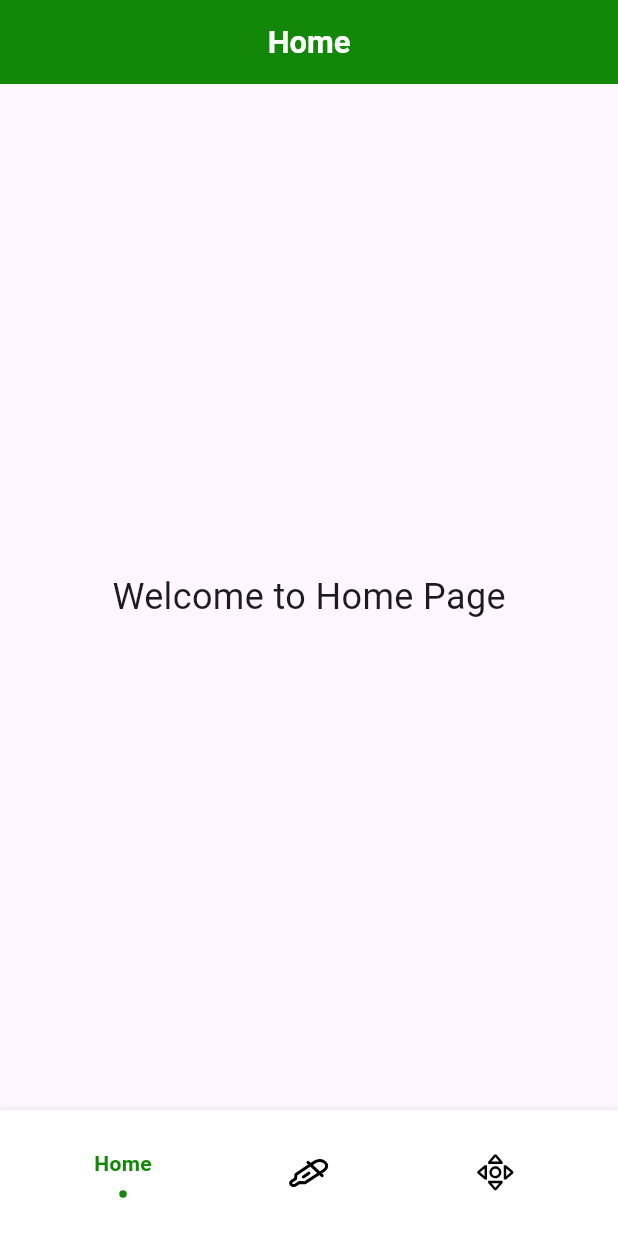
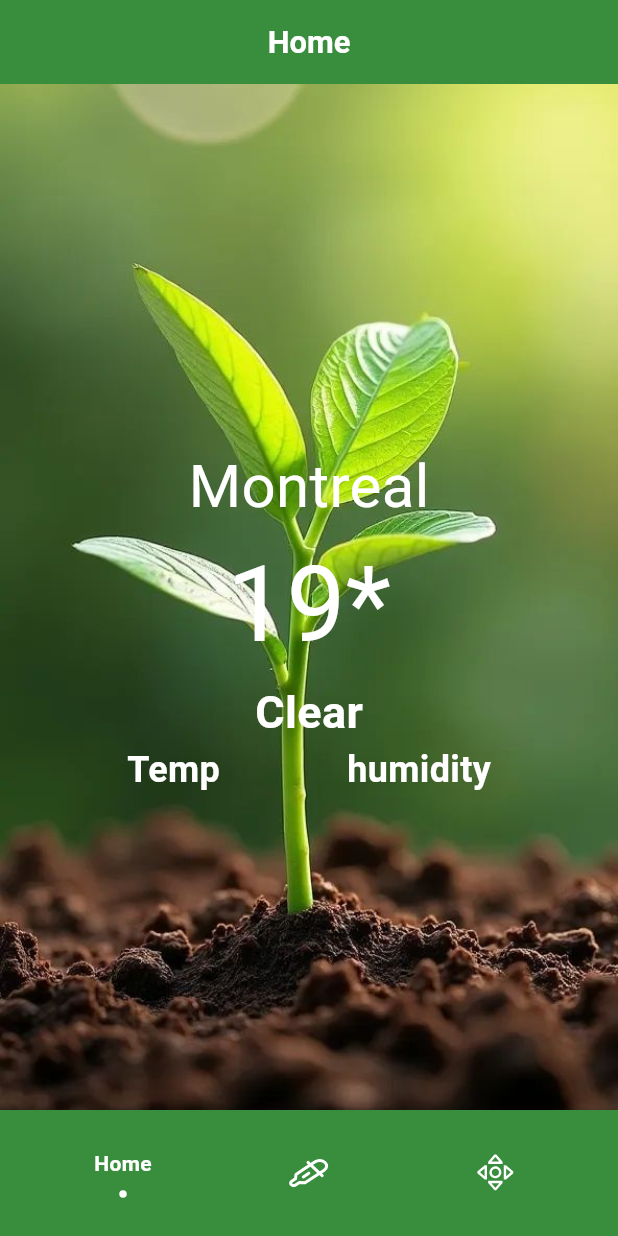
Before and after one commit to Universityprojects1/grad_project, a Flutter app: the HomeLayoutScreen screen opened by its route, on a phone screen of 412 x 824 dp. Run offline on Flutter 3.47's test engine with Material 3 defaults, Android fonts, the phone set to English and light mode, and no system bars; drawn by our look-alikes of flashy_tab_bar2; our stand-ins replace bloc, cloud_firestore, device_preview, dio, dropdown_button2, either_dart and 11 more; missing offline and left inert: bottom_picker; accounts and stored records are empty; Roboto replaces fonts that are missing (Montserrat).

```diff
--- a/lib/config/routes/routes.dart
+++ b/lib/config/routes/routes.dart
@@ -3,7 +3,7 @@ import 'package:final_proj/feature/auth/presentation/screens/forget_password/for
 import 'package:final_proj/feature/auth/presentation/screens/sign_in/sign_in_screen.dart';
 import 'package:final_proj/feature/auth/presentation/screens/sign_up/sign_up_screen.dart';
 import 'package:final_proj/feature/auth/presentation/screens/splash/splash_screen.dart';
-import 'package:final_proj/feature/home_feature/home.dart';
+import 'package:final_proj/feature/home_feature/presentation/screens/home.dart';
 
 import 'package:final_proj/feature/home_layout/presentation/cubit/cubit/home_layout_cubit.dart';
 import 'package:final_proj/feature/home_layout/presentation/screen/home_layout_screen.dart';
--- a/lib/core/utils/app_images.dart
+++ b/lib/core/utils/app_images.dart
@@ -1,6 +1,7 @@
 class Assets {
   Assets._();
-  static const String assetsBackground = "assets/images/images.jpg";
+  static const String assetsBackground = "assets/images/images.jpeg";
+  static const String assetsBackgroundHome = "assets/images/imagee.jpeg";
   static const String assetsFlower = "assets/images/flower.png";
   static const String assetsHome = "assets/images/home_icon.svg";
   static const String assetsDetection = "assets/images/detection_icon.svg";
--- a/lib/feature/auth/presentation/screens/splash/splash_screen.dart
+++ b/lib/feature/auth/presentation/screens/splash/splash_screen.dart
@@ -56,7 +56,7 @@ class _SplashScreenState extends State<SplashScreen> {
               Text(
                 textAlign: TextAlign.center,
                 AppString.txtOfSplash,
-                style: AppFonts.textSemiBold20(context),
+                style: AppFonts.textSemiBold20(context).copyWith(color: Colors.white),
               ),
             ],
           ),
--- a/lib/feature/control/presentation/screens/control_screen.dart
+++ b/lib/feature/control/presentation/screens/control_screen.dart
@@ -12,8 +12,7 @@ class ControlScreen extends StatelessWidget {
 
   @override
   Widget build(BuildContext context) {
-    return Scaffold(
-      body: Padding(
+    return Padding(
       padding: const EdgeInsets.symmetric(horizontal: 12.0),
       child: Column(
         mainAxisAlignment: MainAxisAlignment.center,
@@ -68,7 +67,6 @@ class ControlScreen extends StatelessWidget {
           ),
         ],
       ),
-      ),
     );
   }
 }
--- a/lib/feature/home_feature/home.dart
+++ /dev/null
@@ -1,34 +0,0 @@
-import 'package:final_proj/config/routes/routes.dart';
-import 'package:flutter/material.dart';
-import 'package:go_router/go_router.dart';
-
-import '../../core/cache/storage_token.dart';
-
-class HomePage extends StatefulWidget {
-  const HomePage({super.key});
-
-  @override
-  State<HomePage> createState() => _HomePageState();
-}
-
-class _HomePageState extends State<HomePage> {
-  StorageToken storageToken = StorageToken();
-
-  @override
-  Widget build(BuildContext context) {
-    return Scaffold(
-      body: Center(
-        child: InkWell(
-          onTap: () {
-            storageToken.deleteToken();
-            GoRouter.of(context).pushReplacement(AppRoute.signInScreen);
-          },
-          child: const Text(
-            'Welcome to Home Page',
-            style: TextStyle(fontSize: 24),
-          ),
-        ),
-      ),
-    );
-  }
-}
--- /dev/null
+++ b/lib/feature/home_feature/presentation/screens/home.dart
@@ -0,0 +1,63 @@
+import 'package:final_proj/core/utils/app_color.dart';
+import 'package:final_proj/core/utils/fonts.dart';
+import 'package:flutter/material.dart';
+import 'package:gap/gap.dart';
+
+import '../../../../core/cache/storage_token.dart';
+
+class HomePage extends StatefulWidget {
+  const HomePage({super.key});
+
+  @override
+  State<HomePage> createState() => _HomePageState();
+}
+
+class _HomePageState extends State<HomePage> {
+  StorageToken storageToken = StorageToken();
+
+  @override
+  Widget build(BuildContext context) {
+    return Column(
+      mainAxisAlignment: MainAxisAlignment.center,
+      children: [
+        const Gap(30),
+        Text(
+          "Montreal",
+          style: AppFonts.textRegular16(context)
+              .copyWith(fontSize: 40, color: AppColor.whiteColor),
+        ),
+        Text(
+          "19*",
+          style: AppFonts.textRegular16(context)
+              .copyWith(fontSize: 70, color: AppColor.whiteColor),
+        ),
+        Text(
+          "Clear",
+          style: AppFonts.textRegular16(context).copyWith(
+              fontSize: 30,
+              color: AppColor.whiteColor,
+              fontWeight: FontWeight.bold),
+        ),
+        Row(
+          mainAxisAlignment: MainAxisAlignment.spaceEvenly,
+          children: [
+            Text(
+              "Temp",
+              style: AppFonts.textRegular16(context).copyWith(
+                  fontSize: 24,
+                  color: AppColor.whiteColor,
+                  fontWeight: FontWeight.bold),
+            ),
+            Text(
+              "humidity",
+              style: AppFonts.textRegular16(context).copyWith(
+                  fontSize: 24,
+                  color: AppColor.whiteColor,
+                  fontWeight: FontWeight.bold),
+            ),
+          ],
+        ),
+      ],
+    );
+  }
+}
--- a/lib/feature/home_layout/presentation/cubit/cubit/home_layout_cubit.dart
+++ b/lib/feature/home_layout/presentation/cubit/cubit/home_layout_cubit.dart
@@ -1,7 +1,7 @@
 import 'package:bloc/bloc.dart';
 import 'package:final_proj/feature/control/presentation/screens/control_screen.dart';
 import 'package:final_proj/feature/detection/detection_screen.dart';
-import 'package:final_proj/feature/home_feature/home.dart';
+import 'package:final_proj/feature/home_feature/presentation/screens/home.dart';
 import 'package:flutter/material.dart';
 import 'package:meta/meta.dart';
 
--- a/lib/feature/home_layout/presentation/screen/home_layout_screen.dart
+++ b/lib/feature/home_layout/presentation/screen/home_layout_screen.dart
@@ -17,11 +17,12 @@ class HomeLayoutScreen extends StatefulWidget {
 }
 
 class _HomeLayoutScreenState extends State<HomeLayoutScreen> {
-  List<String> title =[
+  List<String> title = [
     AppString.home,
     AppString.detection,
     AppString.controls
   ];
+
   @override
   Widget build(BuildContext context) {
     return Scaffold(
@@ -32,15 +33,21 @@ class _HomeLayoutScreenState extends State<HomeLayoutScreen> {
         ),
         leading: const SizedBox(),
         centerTitle: true,
-        backgroundColor: AppColor.primaryColor,
+        backgroundColor: AppColor.colorButton2,
       ),
       body: BlocBuilder<HomeLayoutCubit, HomeLayoutState>(
         builder: (context, state) {
-          return state.getScreen();
+          return Container(
+              decoration: const BoxDecoration(
+                  image: DecorationImage(
+                      image: AssetImage(Assets.assetsBackgroundHome),
+                      fit: BoxFit.cover)),
+              child: state.getScreen());
         },
       ),
       bottomNavigationBar: FlashyTabBar(
         selectedIndex: context.read<HomeLayoutCubit>().currentIndex,
+        backgroundColor: AppColor.colorButton2,
         showElevation: true,
         onItemSelected: (index) {
           setState(() {
@@ -49,18 +56,28 @@ class _HomeLayoutScreenState extends State<HomeLayoutScreen> {
         },
         items: [
           FlashyTabBarItem(
-            activeColor: AppColor.primaryColor,
-            icon: SvgPicture.asset(Assets.assetsHome),
+            activeColor: AppColor.whiteColor,
+            inactiveColor: AppColor.whiteColor,
+            icon: SvgPicture.asset(
+              Assets.assetsHome,
+              color: AppColor.whiteColor,
+            ),
             title: const Text('Home'),
           ),
           FlashyTabBarItem(
-            activeColor: AppColor.primaryColor,
-            icon: SvgPicture.asset(Assets.assetsDetection),
+            activeColor: AppColor.whiteColor,
+            icon: SvgPicture.asset(
+              Assets.assetsDetection,
+              color: AppColor.whiteColor,
+            ),
             title: const Text('Detection'),
           ),
           FlashyTabBarItem(
-            activeColor: AppColor.primaryColor,
-            icon: SvgPicture.asset(Assets.assetsControl),
+            activeColor: AppColor.whiteColor,
+            icon: SvgPicture.asset(
+              Assets.assetsControl,
+              color: AppColor.whiteColor,
+            ),
             title: const Text('Control'),
           ),
         ],
```
Also changed, not shown: lib/core/api/end_points.dart (+5 -5 lines), lib/feature/auth/presentation/widgets/textFormFieldOfAuth.dart (+14 -9 lines), lib/feature/control/presentation/screens/date_and_time_screen.dart (+18 -7 lines), lib/feature/home_feature/data_source/data/weather_remote.dart (added, +25 -0 lines), lib/feature/home_feature/data_source/model/weather_model.dart (added, +169 -0 lines), lib/feature/home_feature/data_source/repo/weather_repo.dart (added, +14 -0 lines), assets/images/imagee.jpeg (added), assets/images/images.jpeg, assets/images/images.jpg (deleted). Lines whose indentation alone changed are shown as unchanged.
